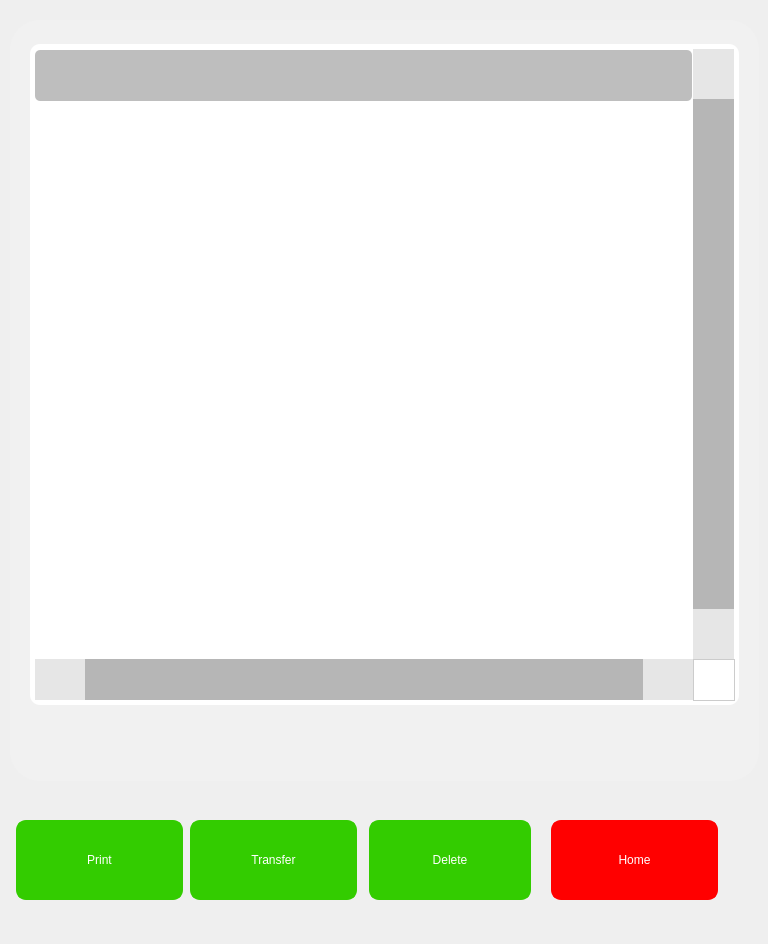
The window that pApp-22-June-2021/smemory.ui (ChandraMVE/PSSC_QT_Development) describes before a commit, drawn with Qt 5.
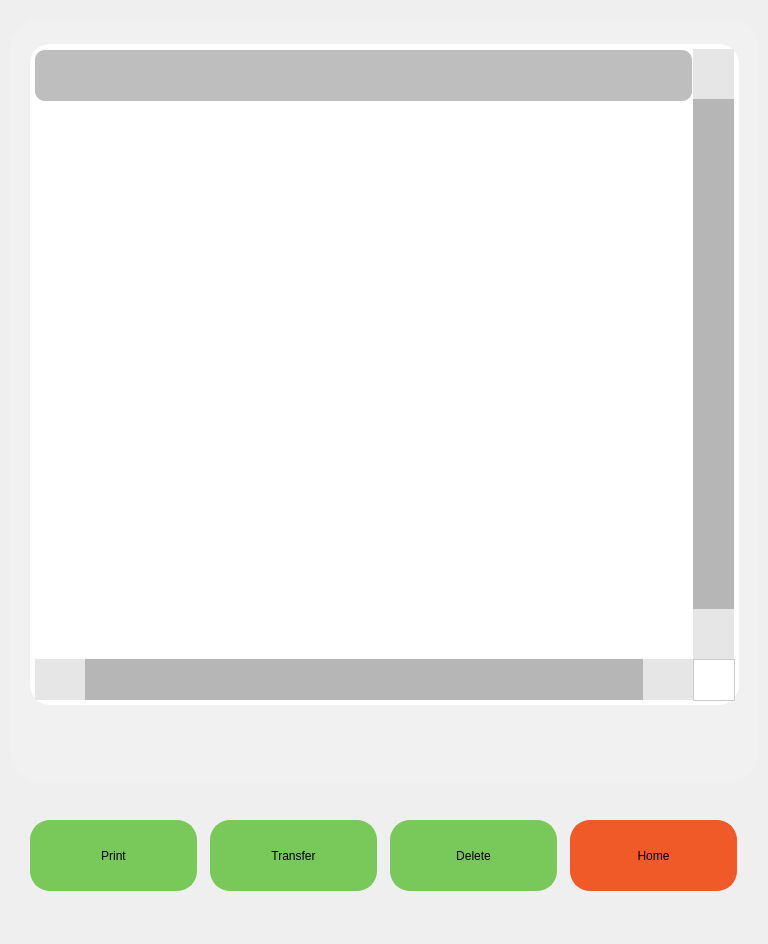
The same window after the commit. Icons and pictures are not drawn.

Commit message: QT Version 1.05.130 has below changes 1. UI color is changed

The edit to the form file:
```diff
--- a/pApp-22-June-2021/smemory.ui
+++ b/pApp-22-June-2021/smemory.ui
@@ -19,10 +19,10 @@
   <widget class="QPushButton" name="pbTransfer">
    <property name="geometry">
     <rect>
-     <x>190</x>
+     <x>210</x>
      <y>820</y>
      <width>167</width>
-     <height>80</height>
+     <height>71</height>
     </rect>
    </property>
    <property name="focusPolicy">
@@ -30,22 +30,22 @@
    </property>
    <property name="styleSheet">
     <string notr="true">QPushButton{
-background-color: rgb(51, 204, 0);
+background-color: rgb(120, 200, 90);
 border-width: 2px;
-border-color: rgb(51, 204, 0);
+border-color: rgb(120, 200, 90);
 border-style: solid;
-border-radius: 10;
-color: rgb(255, 255, 255);
-font: 75 16pt &quot;Roboto Medium&quot;;
+border-radius: 20;
+color: rgb(0, 0, 0);
+font: 75 18pt &quot;Roboto Medium&quot;;
 }
 QPushButton:disabled { 
-background-color: rgb(204, 244, 198);
+background-color: rgb(190, 190, 190);
 border-width: 2px;
-border-color: rgb(127, 143, 127);
+border-color: rgb(190, 190, 190);
 border-style: solid;
-border-radius: 10;
+border-radius: 20;
 color: rgb(0, 0, 0);
-font: 75 16pt &quot;Roboto Medium&quot;;
+font: 75 18pt &quot;Roboto Medium&quot;;
 }
 QPushButton:pressed {
 background-color: rgb(24, 163, 3);
@@ -61,18 +61,18 @@
 border-width: 2px;
 border-color: rgb(24, 163, 3);
 border-style: solid;
-border-radius: 10;
+border-radius: 20;
 color: rgb(0, 0, 0);
-font: 75 16pt &quot;Roboto Medium&quot;;
+font: 75 18pt &quot;Roboto Medium&quot;;
 }
 QPushButton:default {
 background-color: rgb(241, 241, 241);
 border-width: 2px;
-border-color: rgb(21, 100, 192);
+border-color: rgb(241, 241, 241);
 border-style: solid;
-border-radius: 10;
+border-radius: 20;
 color: rgb(0, 0, 0);
-font: 75 16pt &quot;Roboto Medium&quot;;
+font: 75 18pt &quot;Roboto Medium&quot;;
 }
 </string>
    </property>
@@ -83,10 +83,10 @@
   <widget class="QPushButton" name="pbDelete">
    <property name="geometry">
     <rect>
-     <x>369</x>
+     <x>390</x>
      <y>820</y>
-     <width>162</width>
-     <height>80</height>
+     <width>167</width>
+     <height>71</height>
     </rect>
    </property>
    <property name="focusPolicy">
@@ -94,22 +94,22 @@
    </property>
    <property name="styleSheet">
     <string notr="true">QPushButton{
-background-color: rgb(51, 204, 0);
+background-color: rgb(120, 200, 90);
 border-width: 2px;
-border-color: rgb(51, 204, 0);
+border-color: rgb(120, 200, 90);
 border-style: solid;
-border-radius: 10;
-color: rgb(255, 255, 255);
-font: 75 16pt &quot;Roboto Medium&quot;;
+border-radius: 20;
+color: rgb(0, 0, 0);
+font: 75 18pt &quot;Roboto Medium&quot;;
 }
 QPushButton:disabled { 
-background-color: rgb(204, 244, 198);
+background-color: rgb(190, 190, 190);
 border-width: 2px;
-border-color: rgb(127, 143, 127);
+border-color: rgb(190, 190, 190);
 border-style: solid;
-border-radius: 10;
+border-radius: 20;
 color: rgb(0, 0, 0);
-font: 75 16pt &quot;Roboto Medium&quot;;
+font: 75 18pt &quot;Roboto Medium&quot;;
 }
 QPushButton:pressed {
 background-color: rgb(24, 163, 3);
@@ -125,18 +125,18 @@
 border-width: 2px;
 border-color: rgb(24, 163, 3);
 border-style: solid;
-border-radius: 10;
+border-radius: 20;
 color: rgb(0, 0, 0);
-font: 75 16pt &quot;Roboto Medium&quot;;
+font: 75 18pt &quot;Roboto Medium&quot;;
 }
 QPushButton:default {
 background-color: rgb(241, 241, 241);
 border-width: 2px;
-border-color: rgb(21, 100, 192);
+border-color: rgb(241, 241, 241);
 border-style: solid;
-border-radius: 10;
+border-radius: 20;
 color: rgb(0, 0, 0);
-font: 75 16pt &quot;Roboto Medium&quot;;
+font: 75 18pt &quot;Roboto Medium&quot;;
 }
 </string>
    </property>
@@ -147,10 +147,10 @@
   <widget class="QPushButton" name="pbPrint">
    <property name="geometry">
     <rect>
-     <x>16</x>
+     <x>30</x>
      <y>820</y>
      <width>167</width>
-     <height>80</height>
+     <height>71</height>
     </rect>
    </property>
    <property name="focusPolicy">
@@ -158,22 +158,22 @@
    </property>
    <property name="styleSheet">
     <string notr="true">QPushButton{
-background-color: rgb(51, 204, 0);
+background-color: rgb(120, 200, 90);
 border-width: 2px;
-border-color: rgb(51, 204, 0);
+border-color: rgb(120, 200, 90);
 border-style: solid;
-border-radius: 10;
-color: rgb(255, 255, 255);
-font: 75 16pt &quot;Roboto Medium&quot;;
+border-radius: 20;
+color: rgb(0, 0, 0);
+font: 75 18pt &quot;Roboto Medium&quot;;
 }
 QPushButton:disabled { 
-background-color: rgb(204, 244, 198);
+background-color: rgb(190, 190, 190);
 border-width: 2px;
-border-color: rgb(127, 143, 127);
+border-color: rgb(190, 190, 190);
 border-style: solid;
-border-radius: 10;
+border-radius: 20;
 color: rgb(0, 0, 0);
-font: 75 16pt &quot;Roboto Medium&quot;;
+font: 75 18pt &quot;Roboto Medium&quot;;
 }
 QPushButton:pressed {
 background-color: rgb(24, 163, 3);
@@ -189,18 +189,18 @@
 border-width: 2px;
 border-color: rgb(24, 163, 3);
 border-style: solid;
-border-radius: 10;
+border-radius: 20;
 color: rgb(0, 0, 0);
-font: 75 16pt &quot;Roboto Medium&quot;;
+font: 75 18pt &quot;Roboto Medium&quot;;
 }
 QPushButton:default {
 background-color: rgb(241, 241, 241);
 border-width: 2px;
-border-color: rgb(21, 100, 192);
+border-color: rgb(241, 241, 241);
 border-style: solid;
-border-radius: 10;
+border-radius: 20;
 color: rgb(0, 0, 0);
-font: 75 16pt &quot;Roboto Medium&quot;;
+font: 75 18pt &quot;Roboto Medium&quot;;
 }
 </string>
    </property>
@@ -322,7 +322,7 @@
    Selection-color: white; /* The text color of the selected area*/
    Selection-background-color:  rgb(21, 100, 192);
    border: 0px groove gray;
-   border-radius: 10px;
+   border-radius: 20px;
    padding: 2px 4px;
    font: 75 16pt &quot;Roboto Medium&quot;;
    padding:5px;
@@ -476,7 +476,7 @@
    Selection-color: white; /* The text color of the selected area*/
    Selection-background-color:   rgb(190, 190, 190);
    border: 0px groove gray;
-   border-radius: 5px;
+   border-radius: 10px;
    /*padding: 2px 4px;*/
    font: 75 16pt &quot;Roboto Medium&quot;;
    outline: 0;
@@ -535,10 +535,10 @@
   <widget class="QPushButton" name="pbExit">
    <property name="geometry">
     <rect>
-     <x>551</x>
+     <x>570</x>
      <y>820</y>
      <width>167</width>
-     <height>80</height>
+     <height>71</height>
     </rect>
    </property>
    <property name="focusPolicy">
@@ -546,22 +546,22 @@
    </property>
    <property name="styleSheet">
     <string notr="true">QPushButton{
-background-color: red;
+background-color: rgb(240,90,40);
 border-width: 2px;
-border-color: red;
+border-color: rgb(240,90,40);
 border-style: solid;
-border-radius: 10;
-color: rgb(255, 255, 255);
-font: 75 16pt &quot;Roboto Medium&quot;;
+border-radius: 20;
+color: rgb(0, 0, 0);
+font: 75 18pt &quot;Roboto Medium&quot;;
 }
 QPushButton:disabled { 
-background-color: rgb(255, 174, 171);
+background-color: rgb(190, 190, 190);
 border-width: 2px;
-border-color: rgb(127, 143, 127);
+border-color: rgb(190, 190, 190);
 border-style: solid;
-border-radius: 10;
+border-radius: 20;
 color: rgb(0, 0, 0);
-font: 75 16pt &quot;Roboto Medium&quot;;
+font: 75 18pt &quot;Roboto Medium&quot;;
 }
 QPushButton:pressed {
 background-color: rgb(194, 54, 11);
@@ -577,18 +577,18 @@
 border-width: 2px;
 border-color: rgb(24, 163, 3);
 border-style: solid;
-border-radius: 10;
+border-radius: 20;
 color: rgb(0, 0, 0);
-font: 75 16pt &quot;Roboto Medium&quot;;
+font: 75 18pt &quot;Roboto Medium&quot;;
 }
 QPushButton:default {
 background-color: rgb(241, 241, 241);
 border-width: 2px;
-border-color: rgb(21, 100, 192);
+border-color: rgb(241, 241, 241);
 border-style: solid;
-border-radius: 10;
+border-radius: 20;
 color: rgb(0, 0, 0);
-font: 75 16pt &quot;Roboto Medium&quot;;
+font: 75 18pt &quot;Roboto Medium&quot;;
 }</string>
    </property>
    <property name="text">
```
Left out of the diff: 16 changed lines with no effect on the pictures. The commit also changes 19 other files.
